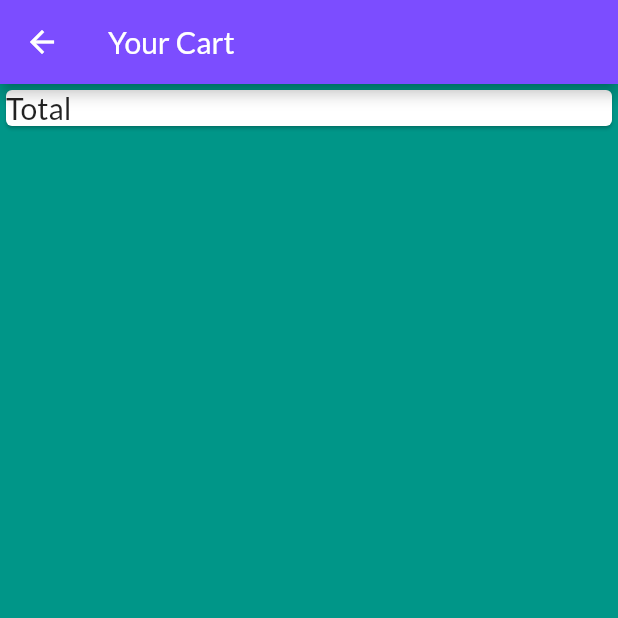
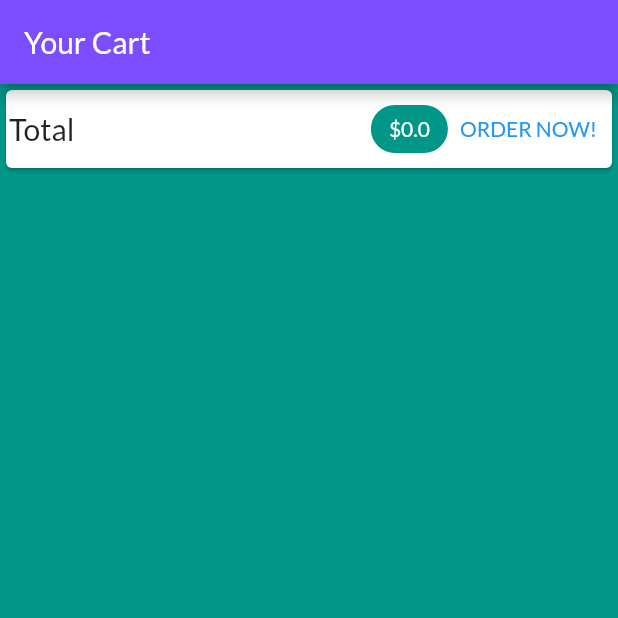
Before and after one commit to Ay-shi/shop_app, a Flutter app: the CartScreen screen opened directly, on a phone screen of 412 x 824 dp, the top half of it. Run offline on Flutter 3.47's test engine with Material 2 defaults, Android fonts, the phone set to English and light mode, and no system bars; network calls fail.

Commit message:
orders provider

```diff
--- /dev/null
+++ b/lib/providers/orders.dart
@@ -0,0 +1,34 @@
+import 'package:flutter/material.dart';
+import './cart_item.dart';
+
+class OrderItem {
+  final String id;
+  final DateTime date;
+  final List<CartItem> products;
+  final double amount;
+
+  OrderItem(
+      {required this.id,
+      required this.date,
+      required this.products,
+      required this.amount});
+}
+
+class Orders with ChangeNotifier {
+  List<OrderItem> _orders = [];
+  List<OrderItem> get orders {
+    return [..._orders];
+  }
+
+  void add(List<CartItem> olist, double oamount) {
+    _orders.insert(
+        0,
+        OrderItem(
+            id: DateTime.now().toString(),
+            date: DateTime.now(),
+            products: olist,
+            amount: oamount));
+
+    notifyListeners();
+  }
+}
--- a/lib/screens/cart_screem.dart
+++ b/lib/screens/cart_screem.dart
@@ -1,24 +1,67 @@
 import 'package:flutter/material.dart';
 import 'package:provider/provider.dart';
+import 'package:shop_app/providers/orders.dart';
 import '../providers/cart_item.dart';
+import '../screens/cart_item_screen.dart' as ci;
 
 class CartScreen extends StatelessWidget {
+  static const routename = "/cart_screen";
   //const CartScreen({ Key? key }) : super(key: key);
 
   @override
   Widget build(BuildContext context) {
     final cart = Provider.of<Cart>(context);
+    final cartItems = cart.items.values.toList();
     return Scaffold(
         appBar: AppBar(
           title: Text("Your Cart"),
         ),
         body: Column(children: [
           Card(
-              child: Row(
-            mainAxisAlignment: MainAxisAlignment.spaceBetween,
-            children: [
-              Text('Total', style: TextStyle(fontSize: 20)),
-            ],
+              child: Padding(
+            padding: const EdgeInsets.all(2.0),
+            child: Row(
+              mainAxisAlignment: MainAxisAlignment.spaceBetween,
+              children: [
+                Text(
+                  'Total',
+                  style: TextStyle(fontSize: 20),
+                ),
+                Spacer(),
+                Chip(
+                  label: Text(
+                    "\$${cart.totalCost()}",
+                    style: TextStyle(
+                        color: Theme.of(context)
+                            .primaryTextTheme
+                            .bodyText2!
+                            .color),
+                  ),
+                  backgroundColor: Theme.of(context).primaryColor,
+                ),
+                TextButton(
+                    onPressed: () {
+                      final orders =
+                          Provider.of<Orders>(context, listen: false);
+                      orders.add(cartItems, cart.totalCost());
+                      cart.clearCart();
+                    },
+                    child: Text("ORDER NOW!"))
+              ],
+            ),
+          )),
+          Expanded(
+              child: ListView.builder(
+            itemBuilder: (ctx, i) {
+              return ci.CartItem(
+                title: cartItems[i].title,
+                quantity: cartItems[i].quantity,
+                price: cartItems[i].price,
+                id: cartItems[i].id,
+                productId: cart.items.keys.toList()[i],
+              );
+            },
+            itemCount: cart.itemCount,
           ))
         ]));
   }
--- a/lib/widgets/product_item.dart
+++ b/lib/widgets/product_item.dart
@@ -23,8 +23,9 @@ class ProductItem extends StatelessWidget {
             selectedProduct.imageUrl,
             fit: BoxFit.cover,
           ),
-          onTap: () =>
-              Navigator.of(context).pushNamed(ProductDetailScreen.routeName),
+          onTap: () => Navigator.of(context).pushNamed(
+              ProductDetailScreen.routeName,
+              arguments: selectedProduct.id),
         ),
         footer: GridTileBar(
             backgroundColor: Colors.black87,
```
Also changed, not shown: lib/main.dart (+5 -2 lines), lib/providers/cart_item.dart (+11 -1 lines), lib/screens/cart_item_screen.dart (added, +54 -0 lines), lib/screens/product_detail_screen.dart (+31 -4 lines), lib/screens/product_overview_screen.dart (+6 -2 lines).
